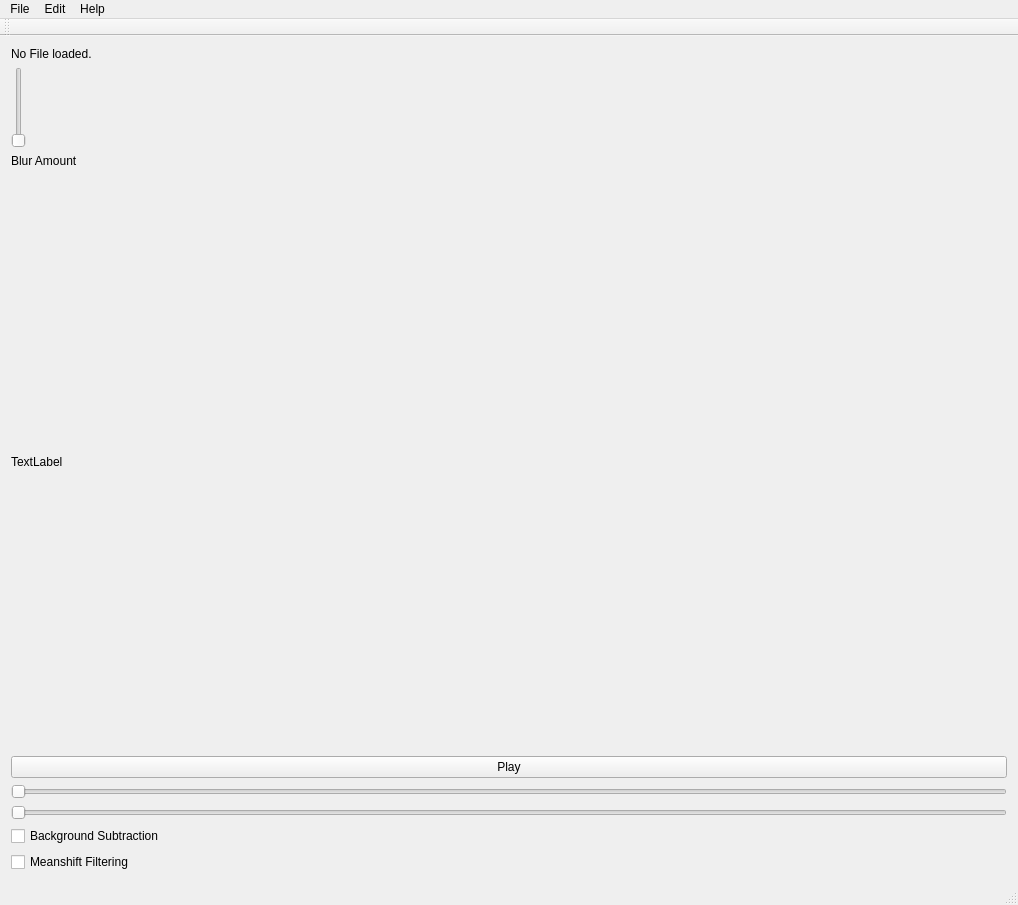
schwittlick/BachelorThesis, file BachelorThesis.ui: the form before one commit.
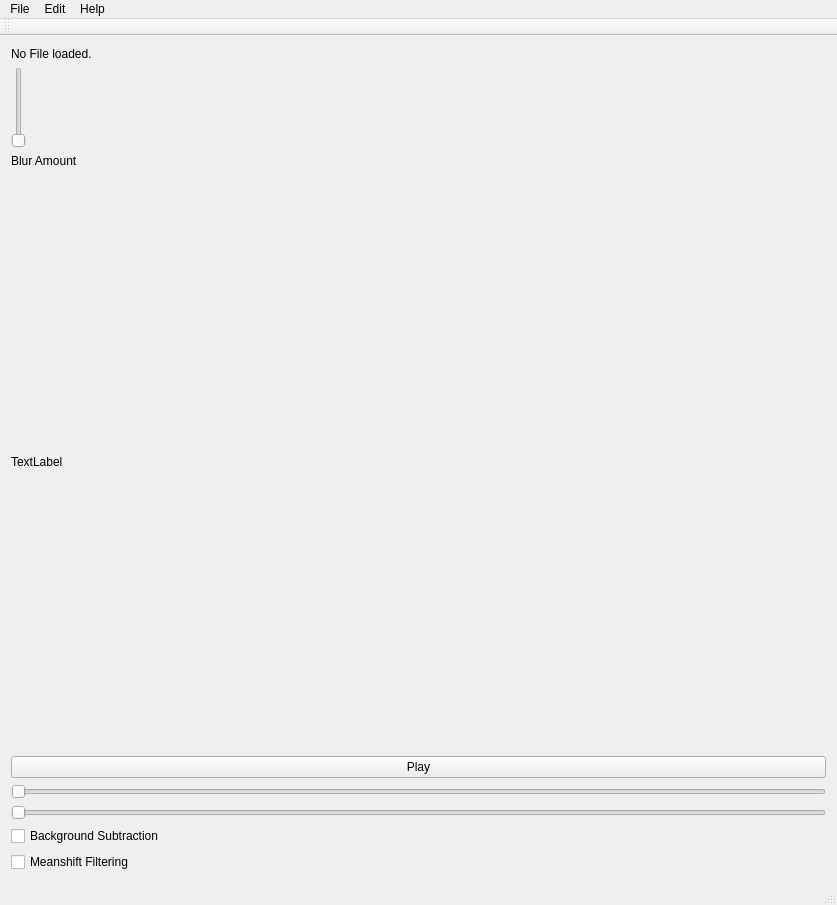
The form after the commit.

Commit message: adds a button to the menubar to select the videostream as a videosource

Diff of the .ui file:
```diff
--- a/BachelorThesis.ui
+++ b/BachelorThesis.ui
@@ -6,7 +6,7 @@
    <rect>
     <x>0</x>
     <y>0</y>
-    <width>1018</width>
+    <width>837</width>
     <height>905</height>
    </rect>
   </property>
@@ -121,7 +121,7 @@
     <rect>
      <x>0</x>
      <y>0</y>
-     <width>1018</width>
+     <width>837</width>
      <height>21</height>
     </rect>
    </property>
```
Left out of the diff: 6 changed lines with no effect on the pictures.
